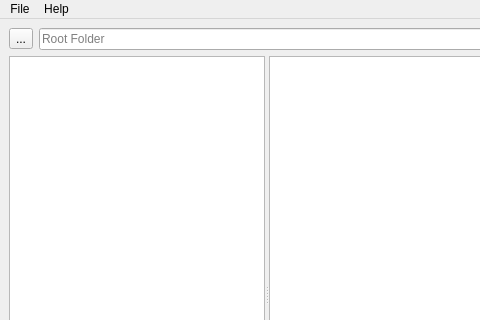
Old version of the form src/mainwindow.ui in the repository darenliang/resauce; both pictures show x 0 to 480 and y 0 to 320 of the 800 by 600 pixel window.
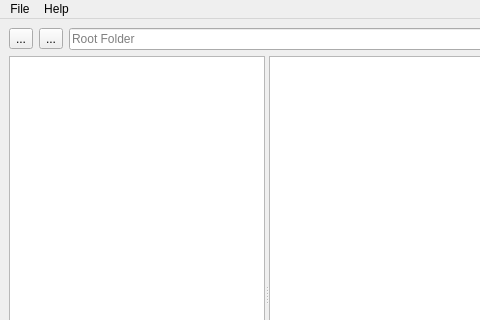
New version of the form. Icons and pictures are not drawn.

Commit message: Add back button

What changed in the file:
```diff
--- a/src/mainwindow.ui
+++ b/src/mainwindow.ui
@@ -39,6 +39,16 @@
           </property>
          </widget>
         </item>
+        <item>
+         <widget class="QToolButton" name="backButton">
+          <property name="text">
+           <string>...</string>
+          </property>
+          <property name="icon">
+           <iconset theme="go-previous"/>
+          </property>
+         </widget>
+        </item>
         <item>
          <widget class="QLineEdit" name="rootFolderSearch">
           <property name="placeholderText">
```
Left out of the diff: 24 changed lines with no effect on the pictures. The commit also changes 2 other files.
